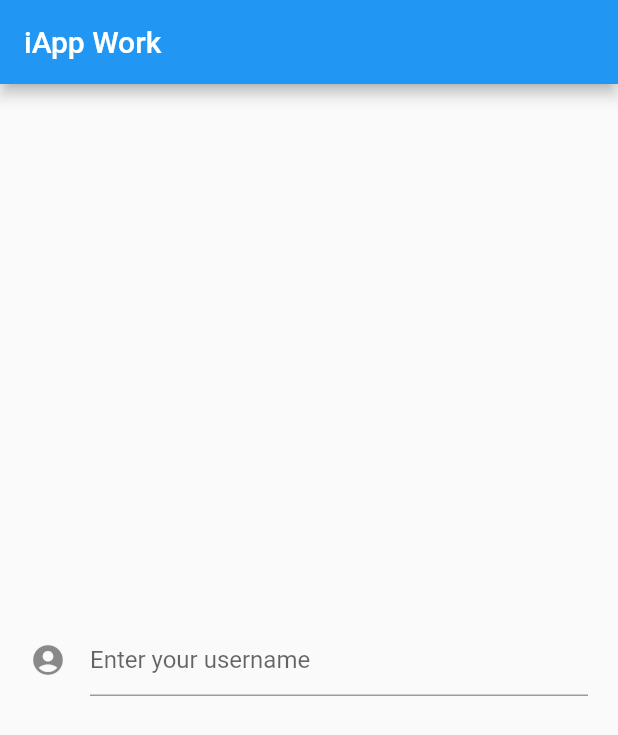
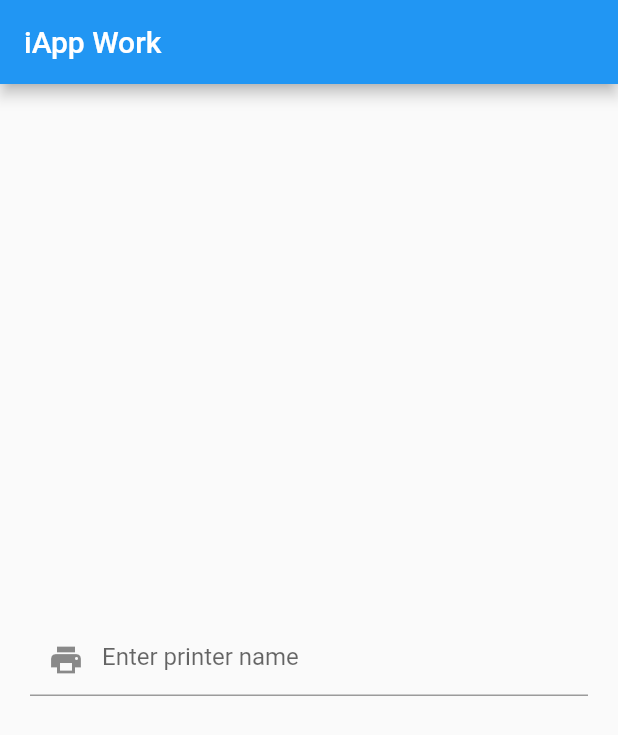
Before and after one commit to CUBETIQ/flutter-classrom-iapp, a Flutter app: the screen it shows after launch, on a phone screen of 412 x 824 dp. Shown: the top 735 px of the screen. Run offline on Flutter 3.47's test engine with Material 2 defaults, Android fonts, the phone set to English and light mode, and no system bars.

Commit message:
update TextField to prefixIcon

```diff
--- a/lib/main.dart
+++ b/lib/main.dart
@@ -18,8 +18,8 @@ class MyApp extends StatelessWidget {
                 padding: EdgeInsets.all(20.0),
                 child: TextField(
                   decoration: InputDecoration(
-                    icon: Icon(Icons.account_circle),
-                    hintText: "Enter your username"
+                    prefixIcon: Icon(Icons.print),
+                    hintText: "Enter printer name"
                   ),
                 )
               )
```
